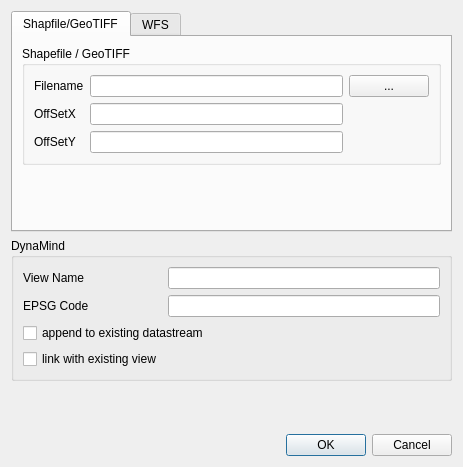
The window that src/DynaMind-BasicModules/guiimport.ui (iut-ibk/DynaMind-ToolBox) describes before a commit, drawn with Qt 5.
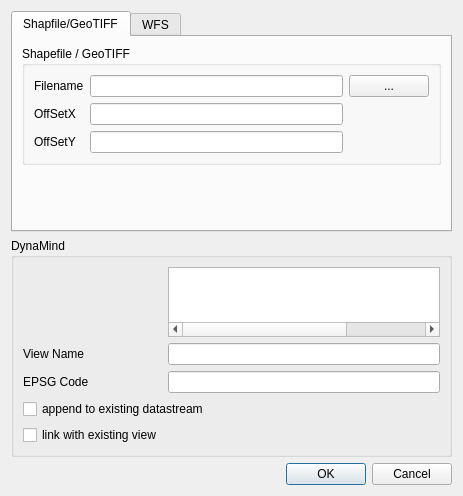
The same window after the commit.

Commit message: import: new view dialog

Diff of the .ui file:
```diff
--- a/src/DynaMind-BasicModules/guiimport.ui
+++ b/src/DynaMind-BasicModules/guiimport.ui
@@ -170,40 +170,70 @@
       <string>DynaMind</string>
      </property>
      <layout class="QGridLayout" name="gridLayout_3">
-      <item row="2" column="0">
+      <item row="4" column="0">
        <widget class="QLabel" name="label_7">
         <property name="text">
          <string>EPSG Code</string>
         </property>
        </widget>
       </item>
-      <item row="1" column="1">
+      <item row="3" column="1">
        <widget class="QLineEdit" name="lineEdit_viewName"/>
       </item>
-      <item row="2" column="1">
+      <item row="4" column="1">
        <widget class="QLineEdit" name="lineEdit_epsgCode"/>
       </item>
-      <item row="3" column="0" colspan="2">
+      <item row="5" column="0" colspan="2">
        <widget class="QCheckBox" name="checkBox_append_existing">
         <property name="text">
          <string>append to existing datastream</string>
         </property>
        </widget>
       </item>
-      <item row="1" column="0">
+      <item row="3" column="0">
        <widget class="QLabel" name="label_3">
         <property name="text">
          <string>View Name</string>
         </property>
        </widget>
       </item>
-      <item row="4" column="0">
+      <item row="6" column="0">
        <widget class="QCheckBox" name="checkBox_linkWithExistingView">
         <property name="text">
          <string>link with existing view</string>
         </property>
        </widget>
       </item>
+      <item row="2" column="1">
+       <widget class="QTreeWidget" name="viewTree">
+        <property name="headerHidden">
+         <bool>true</bool>
+        </property>
+        <property name="columnCount">
+         <number>4</number>
+        </property>
+        <column>
+         <property name="text">
+          <string notr="true">1</string>
+         </property>
+        </column>
+        <column>
+         <property name="text">
+          <string notr="true">2</string>
+         </property>
+        </column>
+        <column>
+         <property name="text">
+          <string notr="true">3</string>
+         </property>
+        </column>
+        <column>
+         <property name="text">
+          <string notr="true">4</string>
+         </property>
+        </column>
+       </widget>
+      </item>
      </layout>
     </widget>
    </item>
```
The commit also changes 2 other files.
